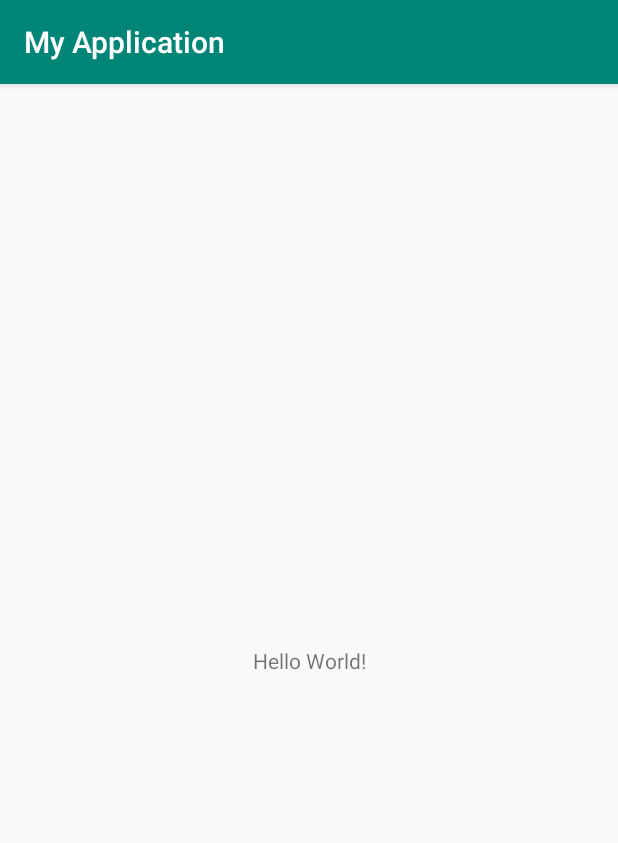
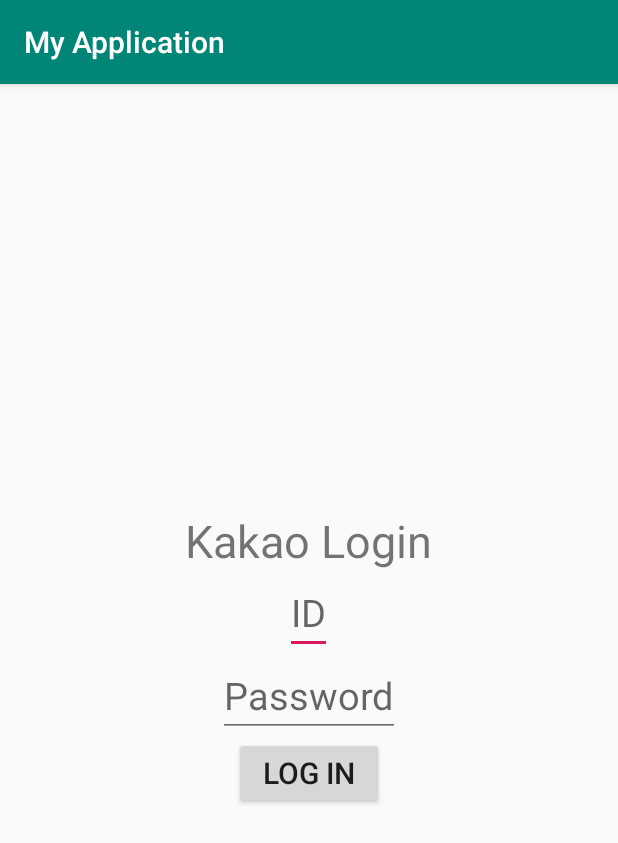
Before and after one commit to nth6990/Kakao, an Android app: the screen it shows after launch (MainActivity before the commit, LoginActivity after it), on a phone screen of 412 x 824 dp. Shown: the top 843 px of the screen. Run offline under Robolectric (Android 15) with nearby library versions, the phone set to English and light mode, and no system bars.

Commit message:
login finish

```diff
--- a/app/src/main/AndroidManifest.xml
+++ b/app/src/main/AndroidManifest.xml
@@ -9,7 +9,8 @@
         android:roundIcon="@mipmap/ic_launcher_round"
         android:supportsRtl="true"
         android:theme="@style/AppTheme">
-        <activity android:name=".MainActivity">
+        <activity android:name=".MainActivity"></activity>
+        <activity android:name=".LoginActivity">
             <intent-filter>
                 <action android:name="android.intent.action.MAIN" />
 
--- /dev/null
+++ b/app/src/main/java/com/example/myapplication/LoginActivity.java
@@ -0,0 +1,36 @@
+package com.example.myapplication;
+
+import androidx.appcompat.app.AppCompatActivity;
+
+import android.os.Bundle;
+import android.view.View;
+import android.widget.Button;
+import android.widget.EditText;
+
+public class LoginActivity extends AppCompatActivity {
+    private EditText editID;
+    private EditText editPW;
+    public String myID = "hoon";
+    public String myPW = "1234";
+
+    @Override
+    protected void onCreate(Bundle savedInstanceState) {
+        super.onCreate(savedInstanceState);
+        setContentView(R.layout.activity_login);
+
+        editID = findViewById(R.id.editID);
+        editPW = findViewById(R.id.editPW);
+
+        Button btn= findViewById(R.id.btnLogin);
+        btn.setOnClickListener(new View.OnClickListener() {
+            @Override
+            public void onClick(View v) {
+                String id = editID.getText().toString();
+                String pw = editPW.getText().toString();
+                if(id.equals(myID) && pw.equals(myPW)){
+
+                }
+            }
+        });
+    }
+}
--- /dev/null
+++ b/app/src/main/res/layout/activity_login.xml
@@ -0,0 +1,49 @@
+<?xml version="1.0" encoding="utf-8"?>
+<LinearLayout xmlns:android="http://schemas.android.com/apk/res/android"
+    xmlns:app="http://schemas.android.com/apk/res-auto"
+    xmlns:tools="http://schemas.android.com/tools"
+    android:layout_width="match_parent"
+    android:layout_height="match_parent"
+    tools:context=".LoginActivity"
+    android:orientation="vertical"
+    android:gravity="center"
+    >
+    <TextView
+        android:layout_width="wrap_content"
+        android:layout_height="wrap_content"
+        android:text="Kakao Login"
+        android:textSize="30dp"
+        android:gravity="center"
+        android:layout_gravity="center"
+        >
+
+    </TextView>
+
+    <EditText
+    android:id="@+id/editID"
+    android:layout_width="wrap_content"
+    android:layout_height="wrap_content"
+    android:hint="ID"
+    android:textSize="25dp"
+    android:layout_gravity="center"
+    >
+    </EditText>
+    <EditText
+        android:id="@+id/editPW"
+        android:layout_width="wrap_content"
+        android:layout_height="wrap_content"
+        android:hint="Password"
+        android:textSize="25dp"
+        android:layout_gravity="center"
+        >
+    </EditText>
+    <Button
+        android:id="@+id/btnLogin"
+        android:layout_width="100dp"
+        android:layout_height="wrap_content"
+        android:gravity="center"
+        android:layout_gravity="center"
+        android:text="Log in"
+        android:textSize="20dp">
+    </Button>
+</LinearLayout>
```
Also changed, not shown: app/src/main/java/com/example/myapplication/Fragment1.java (added, +18 -0 lines), app/src/main/res/layout/activity_main.xml (+51 -5 lines), app/src/main/res/layout/fragment1.xml (added, +15 -0 lines), app/src/main/res/layout/fragment2.xml (added, +15 -0 lines), app/src/main/res/layout/fragment3.xml (added, +15 -0 lines), app/src/main/res/layout/fragment4.xml (added, +15 -0 lines).
